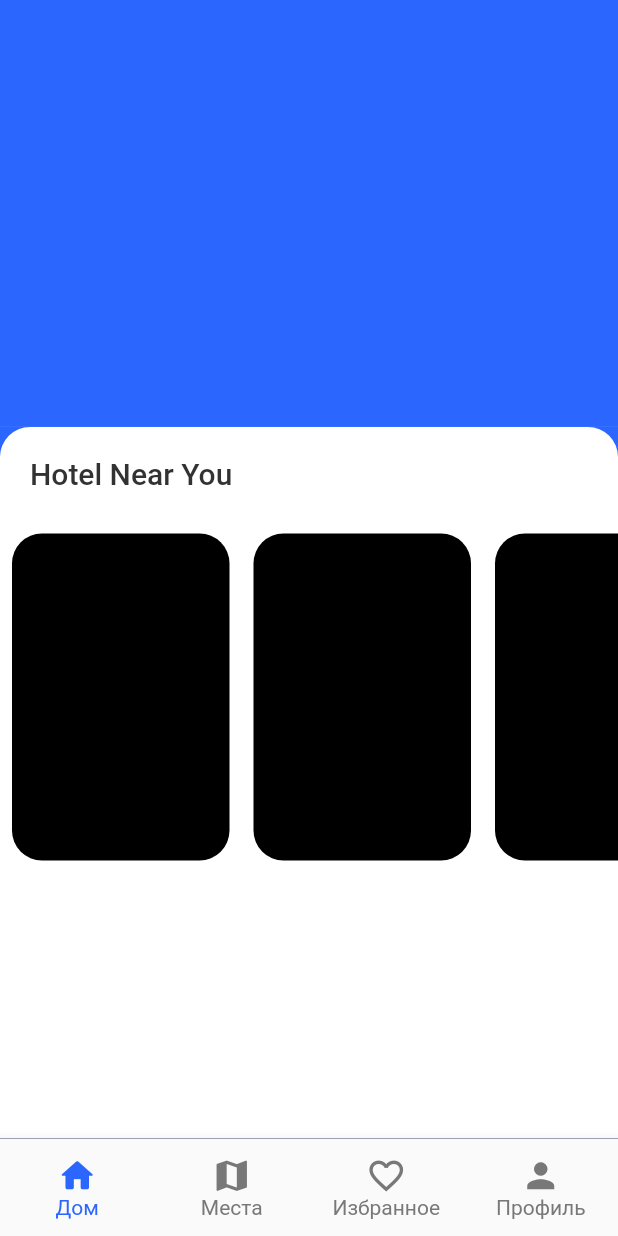
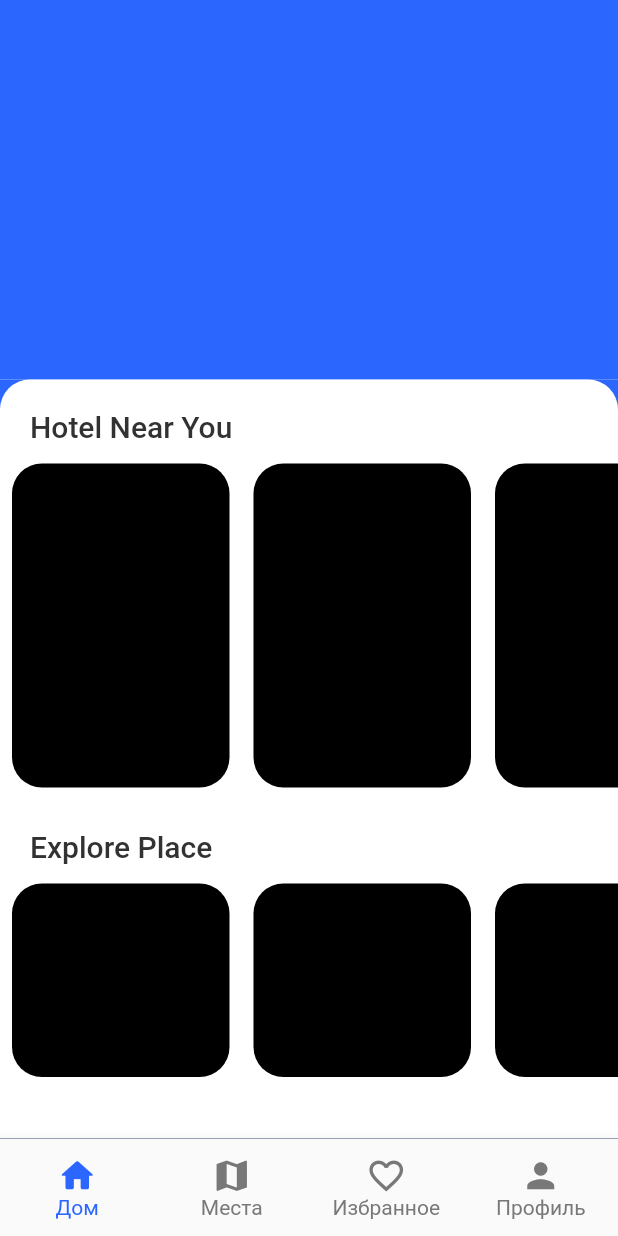
Before and after one commit to ErikBagaev1/ossetia, a Flutter app: the screen it shows after launch, on a phone screen of 412 x 824 dp. Run offline on Flutter 3.47's test engine with Material 2 defaults, Android fonts, the phone set to English and light mode, and no system bars; Roboto replaces fonts that are missing (SF Pro).

Commit message:
Разбиение на отдельные виджеты

```diff
--- a/lib/HomeDisplay/home_display.dart
+++ b/lib/HomeDisplay/home_display.dart
@@ -1,4 +1,5 @@
 import 'package:flutter/material.dart';
+import 'package:ossetia/HomeDisplay/place_card.dart';
 import 'package:ossetia/Theme/theme.dart';
 
 class HomeDisplayWidget extends StatelessWidget {
@@ -10,7 +11,7 @@ class HomeDisplayWidget extends StatelessWidget {
       body: Column(
         children: [
           Expanded(
-            flex: 3,
+            flex: 4,
             child: Stack(
               children: [
                 Container(
@@ -20,7 +21,7 @@ class HomeDisplayWidget extends StatelessWidget {
             ),
           ),
           Expanded(
-            flex: 5,
+            flex: 8,
             child: Container(
               color: blueColor,
               child: Container(
@@ -31,44 +32,17 @@ class HomeDisplayWidget extends StatelessWidget {
                     topRight: Radius.circular(20),
                   ),
                 ),
-                child: Column(
+                child: const Column(
                   children: [
-                    const SizedBox(
-                      width: double.infinity,
-                      child: Padding(
-                        padding: EdgeInsets.all(20.0),
-                        child: Text(
-                          'Hotel Near You ',
-                          textAlign: TextAlign.left,
-                          style: TextStyle(
-                            color: Color(0xFF323232),
-                            fontSize: 20,
-                            fontFamily: 'SF Pro',
-                            fontWeight: FontWeight.w500,
-                          ),
-                        ),
-                      ),
+                    textCard(text: "Hotel Near You "),
+                    placeCard(
+                      height: 232,
+                      widht: 145,
                     ),
-                    SizedBox(
-                      height: 234,
-                      child: ListView.builder(
-                          scrollDirection: Axis.horizontal,
-                          itemBuilder: (BuildContext context, int index) {
-                            return Padding(
-                              padding: const EdgeInsets.all(8.0),
-                              child: Container(
-                                decoration: const BoxDecoration(
-                                  color: Colors.black,
-                                  borderRadius: BorderRadius.all(
-                                    Radius.circular(20),
-                                  ),
-                                ),
-                                width: 145,
-                                height: 218,
-                              ),
-                            );
-                          }),
+                    textCard(
+                      text: "Explore Place",
                     ),
+                    placeCard(height: 145, widht: 145)
                   ],
                 ),
               ),
--- /dev/null
+++ b/lib/HomeDisplay/place_card.dart
@@ -0,0 +1,64 @@
+import 'package:flutter/material.dart';
+
+class placeCard extends StatelessWidget {
+  final double height;
+  final double widht;
+
+  const placeCard({
+    super.key,
+    required this.height,
+    required this.widht,
+  });
+
+  @override
+  Widget build(BuildContext context) {
+    return SizedBox(
+      height: height,
+      child: ListView.builder(
+          scrollDirection: Axis.horizontal,
+          itemBuilder: (BuildContext context, int index) {
+            return Padding(
+              padding: const EdgeInsets.all(8.0),
+              child: Container(
+                decoration: const BoxDecoration(
+                  color: Colors.black,
+                  borderRadius: BorderRadius.all(
+                    Radius.circular(20),
+                  ),
+                ),
+                width: widht,
+                height: 218,
+              ),
+            );
+          }),
+    );
+  }
+}
+
+class textCard extends StatelessWidget {
+  final String text;
+  const textCard({
+    super.key,
+    required this.text,
+  });
+
+  @override
+  Widget build(BuildContext context) {
+    return SizedBox(
+      width: double.infinity,
+      child: Padding(
+        padding: const EdgeInsets.only(left: 20, top: 20, right: 20, bottom: 5),
+        child: Text(
+          text,
+          textAlign: TextAlign.left,
+          style: const TextStyle(
+            color: Color(0xFF323232),
+            fontSize: 20,
+            fontFamily: 'SF Pro',
+            fontWeight: FontWeight.w500,
+          ),
+        ),
+      ),
+    );
+  }
+}
```
